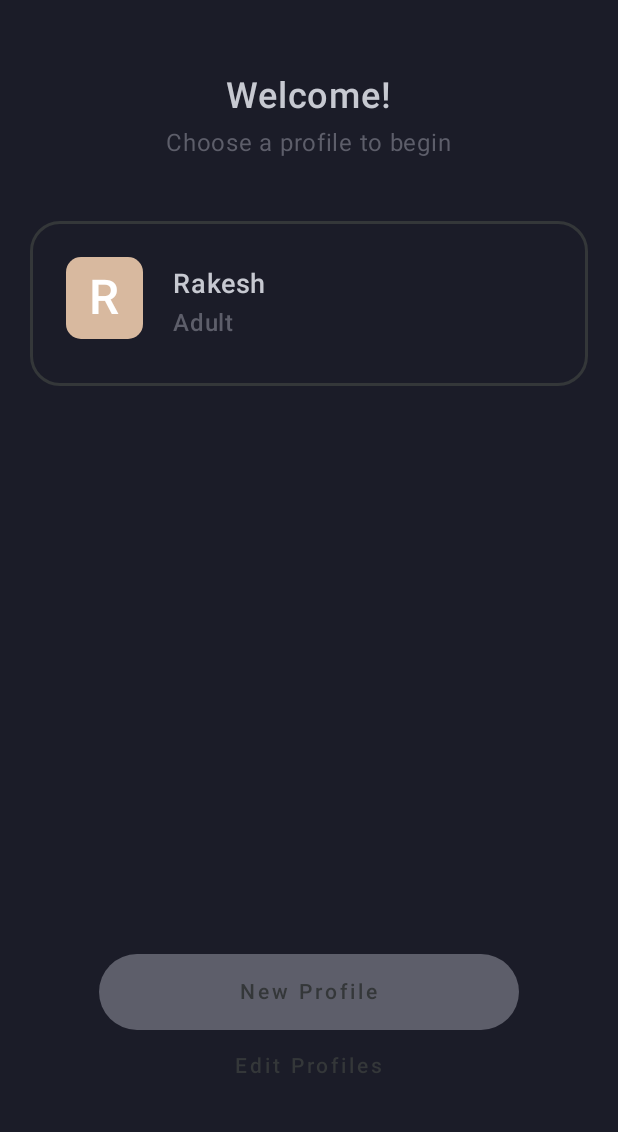
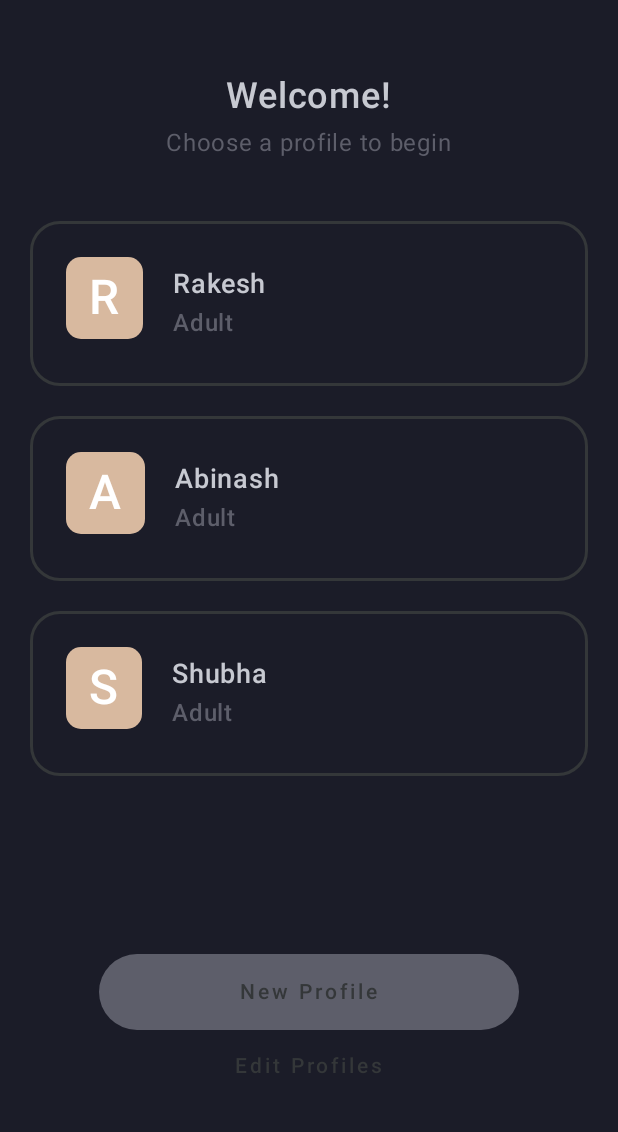
Before and after one commit to rkchoudhury/movie-hub, an Android app built with Jetpack Compose: the screen it shows after launch (MainActivity), on a phone screen of 412 x 824 dp, the part 96-1228 px from its top. Run offline under Robolectric (Android 15) with nearby library versions, the phone set to English and light mode, and no system bars.

Commit message:
Handled card press event

```diff
--- a/app/src/main/java/com/example/moviehub/components/ProfileCard.kt
+++ b/app/src/main/java/com/example/moviehub/components/ProfileCard.kt
@@ -2,6 +2,7 @@ package com.example.moviehub.components
 
 import androidx.compose.foundation.background
 import androidx.compose.foundation.border
+import androidx.compose.foundation.clickable
 import androidx.compose.foundation.layout.Arrangement
 import androidx.compose.foundation.layout.Column
 import androidx.compose.foundation.layout.Row
@@ -22,13 +23,18 @@ import androidx.compose.ui.unit.sp
 import com.example.moviehub.R
 
 @Composable
-fun ProfileCard(name: String, type: String) {
+fun ProfileCard(name: String, type: String, onPressCard: () -> Unit = {}) {
     Row(
         modifier = Modifier
             .fillMaxWidth()
             .padding(horizontal = 0.dp, vertical = 10.dp)
-            .border(width = 2.dp, color = colorResource(R.color.black_two), shape = RoundedCornerShape(20.dp))
+            .border(
+                width = 2.dp,
+                color = colorResource(R.color.black_two),
+                shape = RoundedCornerShape(20.dp)
+            )
             .padding(24.dp)
+            .clickable { onPressCard() },
     ) {
         Text(
             text = name[0].toString(),
@@ -69,5 +75,5 @@ fun ProfileCard(name: String, type: String) {
 @Preview(showSystemUi = false)
 @Composable
 fun ProfileCardPreview() {
-    ProfileCard("Rakesh", "Adult")
+    ProfileCard("Rakesh", "Adult", {})
 }
--- a/app/src/main/java/com/example/moviehub/screens/profile_selection/ProfileSelectionScreen.kt
+++ b/app/src/main/java/com/example/moviehub/screens/profile_selection/ProfileSelectionScreen.kt
@@ -37,8 +37,10 @@ fun ProfileSelectionScreen(navController: NavController) {
         LazyColumn(
             modifier = Modifier.weight(1f)
         ) {
-            items(listOf(1)) { item ->
-                ProfileCard("Rakesh", "Adult")
+            items(listOf("Rakesh", "Abinash", "Shubha")) { item ->
+                ProfileCard(item, "Adult", onPressCard = {
+                    navController.navigate(route = Route.Dashboard.name)
+                })
             }
         }
         ProfileScreenFooter(navController)
```
